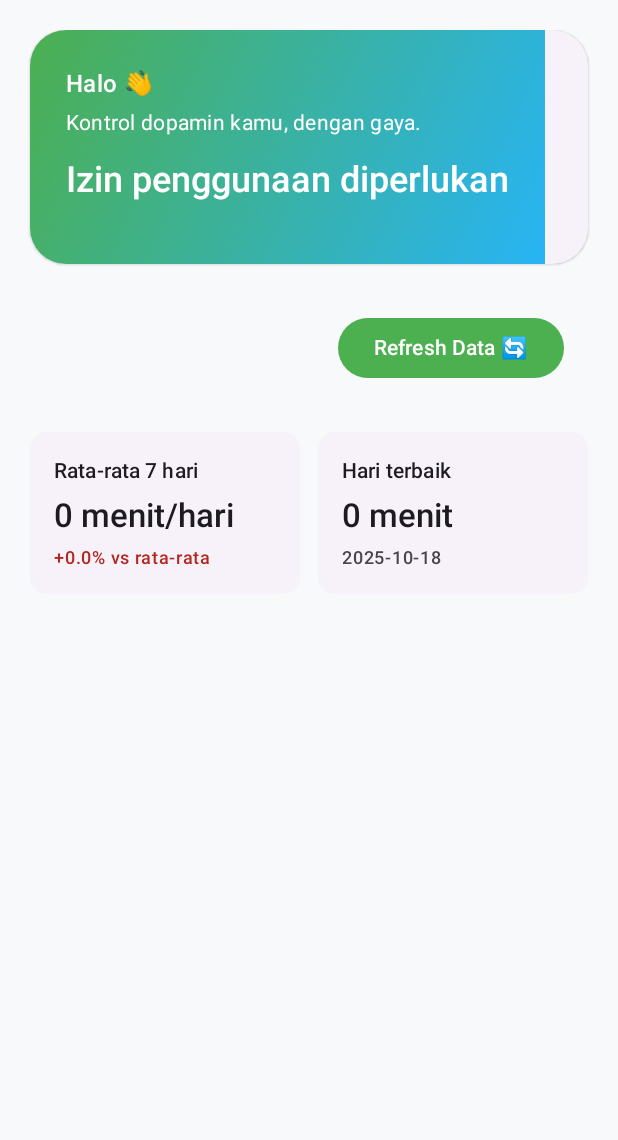
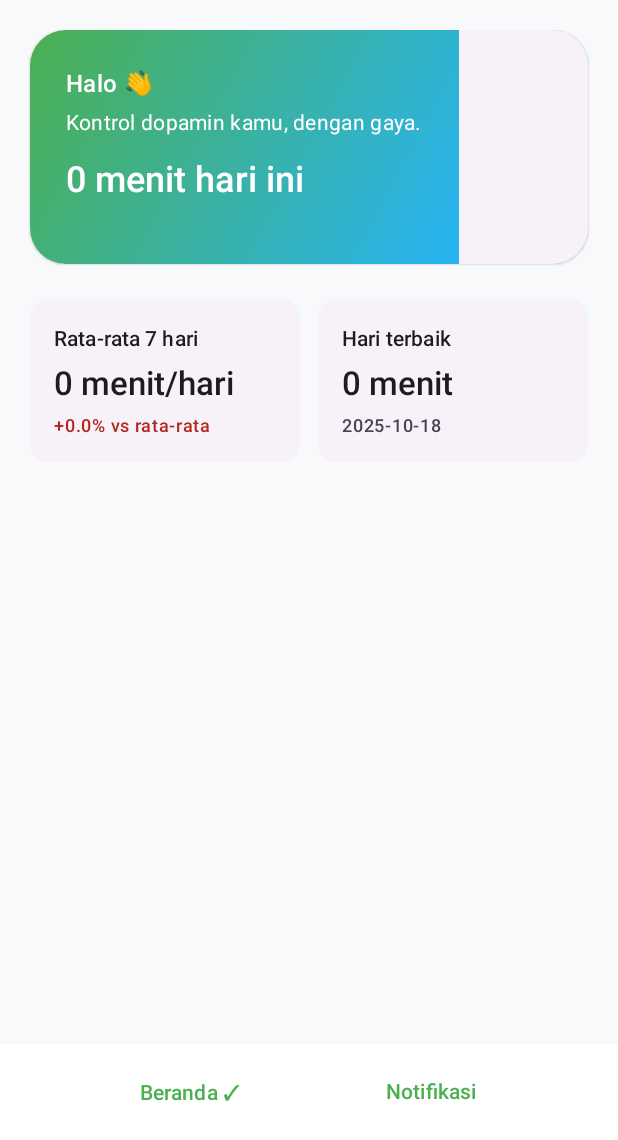
Before and after one commit to septiandr/brainrush-app, an Android app built with Jetpack Compose: the screen it shows after launch (MainActivity), after a tap on "Kembali", on a phone screen of 412 x 824 dp, the part 96-1236 px from its top. Run offline under Robolectric (Android 15) with nearby library versions, the light colour scheme and no system bars; our stand-ins replace Room's generated code; libraries missing offline, so code that uses them is left out: ir.ehsannarmani.compose_charts; 1 statement that could not run was skipped; 2 other taps on this screen came first.

Commit message:
notifikasi list

```diff
--- a/app/src/main/java/com/ga/brainrush/MainActivity.kt
+++ b/app/src/main/java/com/ga/brainrush/MainActivity.kt
@@ -10,6 +10,10 @@ import androidx.activity.compose.rememberLauncherForActivityResult
 import androidx.activity.result.contract.ActivityResultContracts
 import androidx.compose.runtime.*
 import androidx.compose.ui.platform.LocalContext
+import androidx.compose.ui.unit.dp
+import androidx.compose.foundation.layout.fillMaxWidth
+import androidx.compose.foundation.layout.padding
+import androidx.compose.foundation.layout.Arrangement
 import androidx.core.content.ContextCompat
 import androidx.core.splashscreen.SplashScreen.Companion.installSplashScreen
 import com.ga.brainrush.alerts.NotificationHelper
@@ -61,16 +65,40 @@ class MainActivity : ComponentActivity() {
                 }
 
                 var detailPkg by remember { mutableStateOf<String?>(null) }
-                var showMonitoredList by remember { mutableStateOf(false) }
-                if (showMonitoredList) {
-                    com.ga.brainrush.ui.monitor.MonitoredListScreen(onBack = { showMonitoredList = false })
-                } else if (detailPkg != null) {
-                    DetailScreen(pkg = detailPkg!!, onBack = { detailPkg = null })
-                } else {
-                    HomeScreen(
-                        onNavigateToDetail = { pkg -> detailPkg = pkg },
-                        onNavigateToMonitoredList = { showMonitoredList = true }
-                    )
+                var selectedTab by remember { mutableStateOf(0) }
+                androidx.compose.material3.Scaffold(
+                    bottomBar = {
+                        if (detailPkg == null) {
+                            androidx.compose.material3.Surface {
+                                androidx.compose.foundation.layout.Row(
+                                    modifier = androidx.compose.ui.Modifier
+                                        .fillMaxWidth()
+                                        .padding(8.dp),
+                                    horizontalArrangement = Arrangement.SpaceEvenly
+                                ) {
+                                    androidx.compose.material3.TextButton(onClick = { selectedTab = 0 }) {
+                                        androidx.compose.material3.Text(if (selectedTab == 0) "Beranda ✓" else "Beranda")
+                                    }
+                                    androidx.compose.material3.TextButton(onClick = { selectedTab = 1 }) {
+                                        androidx.compose.material3.Text(if (selectedTab == 1) "Notifikasi ✓" else "Notifikasi")
+                                    }
+                                }
+                            }
+                        }
+                    }
+                ) { _ ->
+                    if (detailPkg != null) {
+                        DetailScreen(pkg = detailPkg!!, onBack = { detailPkg = null })
+                    } else {
+                        if (selectedTab == 0) {
+                            HomeScreen(
+                                onNavigateToDetail = { pkg -> detailPkg = pkg },
+                                onNavigateToMonitoredList = { selectedTab = 1 }
+                            )
+                        } else {
+                            com.ga.brainrush.ui.monitor.MonitoredListScreen(onBack = { selectedTab = 0 })
+                        }
+                    }
                 }
             }
         }
--- a/app/src/main/java/com/ga/brainrush/ui/home/HomeScreen.kt
+++ b/app/src/main/java/com/ga/brainrush/ui/home/HomeScreen.kt
@@ -33,6 +33,7 @@ import com.ga.brainrush.alerts.UsageThresholdStore
 import com.ga.brainrush.alerts.UsageAlertScheduler
 import androidx.compose.foundation.text.KeyboardOptions
 import androidx.compose.ui.text.input.KeyboardType
+import kotlinx.coroutines.delay
 
 @OptIn(ExperimentalMaterial3Api::class)
 @Composable
@@ -56,6 +57,19 @@ fun HomeScreen(onNavigateToDetail: (String) -> Unit, onNavigateToMonitoredList:
     var dialogPkg by remember { mutableStateOf<String?>(null) }
     var thresholdText by remember { mutableStateOf("") }
     var inputError by remember { mutableStateOf<String?>(null) }
+
+    // Auto-load dan auto-refresh data hari ini tanpa tombol manual
+    LaunchedEffect(Unit) {
+        if (UsageStatsHelper.hasUsagePermission(context)) {
+            while (true) {
+                repo.updateTodayUsage(context)
+                val appUsageMap = UsageStatsHelper.getTodayUsage(context)
+                totalToday = appUsageMap.values.sum().toInt()
+                todayUsage = appUsageMap
+                delay(30000) // refresh tiap 30 detik saat layar Home aktif
+            }
+        }
+    }
 
     // Helper label hari (singkatan) untuk 7 hari terakhir
     fun lastNDaysAbbrev(n: Int): List<String> {
@@ -170,31 +184,7 @@ fun HomeScreen(onNavigateToDetail: (String) -> Unit, onNavigateToMonitoredList:
                 Spacer(Modifier.height(24.dp))
             }
 
-            // Tombol refresh
-            item {
-                Row(
-                    modifier = Modifier
-                        .fillMaxWidth()
-                        .padding(horizontal = 16.dp, vertical = 8.dp),
-                    horizontalArrangement = Arrangement.End
-                ) {
-                    Button(
-                        onClick = {
-                            if (UsageStatsHelper.hasUsagePermission(context)) {
-                                scope.launch {
-                                    repo.updateTodayUsage(context)
-                                    val appUsageMap = UsageStatsHelper.getTodayUsage(context)
-                                    totalToday = appUsageMap.values.sum().toInt()
-                                    todayUsage = appUsageMap
-                                }
-                            } else {
-                                UsageStatsHelper.openUsageSettings(context)
-                            }
-                        }
-                    ) { Text("Refresh Data 🔄") }
-                }
-                Spacer(Modifier.height(24.dp))
-            }
+
 
             // Kartu statistik ringkas
             item {
--- a/app/src/main/java/com/ga/brainrush/ui/monitor/MonitoredListScreen.kt
+++ b/app/src/main/java/com/ga/brainrush/ui/monitor/MonitoredListScreen.kt
@@ -58,6 +58,11 @@ fun MonitoredListScreen(onBack: () -> Unit) {
                 title = { Text("Aplikasi dengan Notifikasi", fontWeight = FontWeight.SemiBold) },
                 navigationIcon = { TextButton(onClick = onBack) { Text("Kembali") } }
             )
+        },
+        floatingActionButton = {
+            FloatingActionButton(onClick = { onBack() }) {
+                Text("+")
+            }
         }
     ) { padding ->
         if (packages.isEmpty()) {
```
